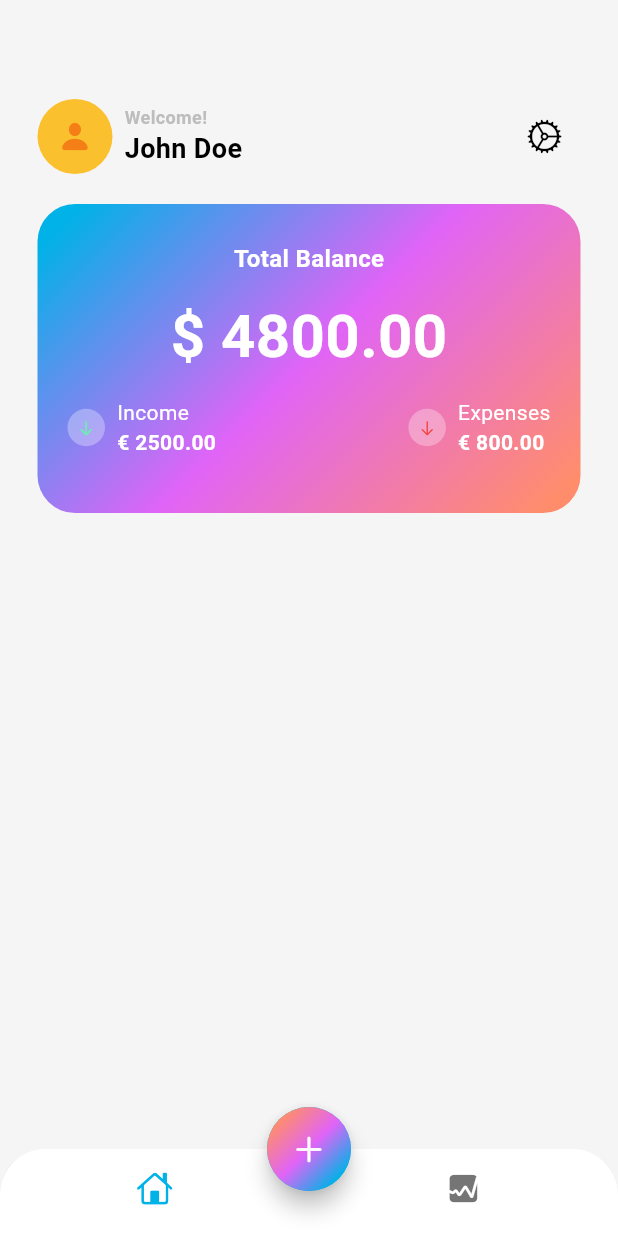
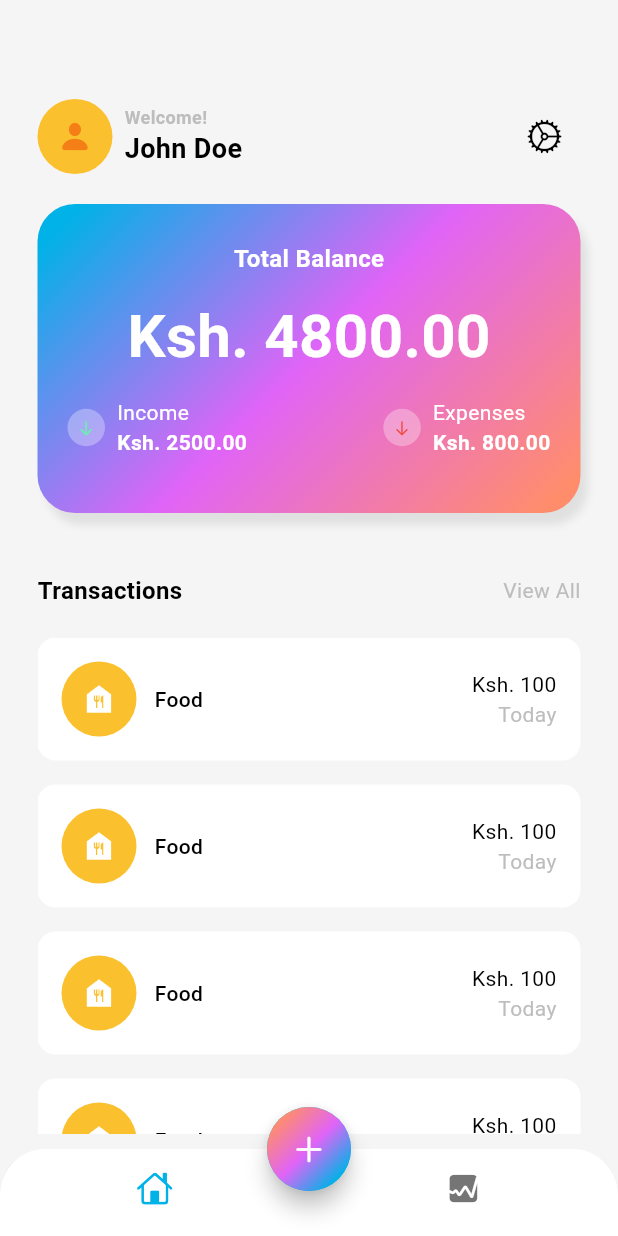
Before and after one commit to StaticBuilder/PERSONAL_FINANCE_TRACKER, a Flutter app: the screen it shows after launch, on a phone screen of 412 x 824 dp. Run offline on Flutter 3.47's test engine with Material 3 defaults, Android fonts, the phone set to English and light mode, and no system bars.

Commit message:
Finished The Transactions List Widget (1:01:41)

```diff
--- a/finance_tracker_app/lib/screens/home/views/main_screen.dart
+++ b/finance_tracker_app/lib/screens/home/views/main_screen.dart
@@ -76,6 +76,13 @@ class MainScreen extends StatelessWidget {
                   transform: const GradientRotation(pi / 4),
                 ),
                 borderRadius: BorderRadius.circular(25),
+                boxShadow: [
+                  BoxShadow(
+                    blurRadius: 4,
+                    color: Colors.grey.shade300,
+                    offset: const Offset(5, 8)
+                  )
+                ]
               ),
 
               child: Column(
@@ -91,7 +98,7 @@ class MainScreen extends StatelessWidget {
                   ),
                   const SizedBox(height: 12),
                   const Text(
-                    '\$ 4800.00',
+                    'Ksh. 4800.00',
                     style: TextStyle(
                       fontSize: 40,
                       color: Colors.white,
@@ -133,7 +140,7 @@ class MainScreen extends StatelessWidget {
                                   ),
                                 ),
                                 Text(
-                                  '€ 2500.00',
+                                  'Ksh. 2500.00',
                                   style: TextStyle(
                                     fontSize: 14,
                                     color: Colors.white,
@@ -174,7 +181,7 @@ class MainScreen extends StatelessWidget {
                                   ),
                                 ),
                                 Text(
-                                  '€ 800.00',
+                                  'Ksh. 800.00',
                                   style: TextStyle(
                                     fontSize: 14,
                                     color: Colors.white,
@@ -190,6 +197,109 @@ class MainScreen extends StatelessWidget {
                   )
                 ],
               ),
+            ),
+            const SizedBox(height: 40),
+            Row(
+              mainAxisAlignment: MainAxisAlignment.spaceBetween,
+              children: [
+                Text(
+                  'Transactions',
+                  style: TextStyle(
+                    fontSize: 16,
+                    color: Theme.of(context).colorScheme.onSurface,
+                    fontWeight: FontWeight.bold
+                  ),
+                ),
+                GestureDetector(
+                  onTap: () {
+
+                  },
+                  child: Text(
+                    'View All',
+                    style: TextStyle(
+                      fontSize: 14,
+                      color: Theme.of(context).colorScheme.outline,
+                      fontWeight: FontWeight.w400
+                    ),
+                  ),
+                )
+              ],
+            ),
+            const SizedBox(height: 20),
+            Expanded(
+              child: ListView.builder(
+                itemCount: 15,
+                itemBuilder: (context, int i) {
+                  return Padding(
+                    padding: const EdgeInsets.only(bottom: 16.0),
+                    child: Container(
+                      decoration: BoxDecoration(
+                        color: Colors.white,
+                        borderRadius: BorderRadius.circular(12)
+                      ),
+                      child: Padding(
+                        padding: const EdgeInsets.all(16.0),
+                        child: Row(
+                          mainAxisAlignment: MainAxisAlignment.spaceBetween,
+                          children: [
+                            Row(
+                              children: [
+                                Stack(
+                                  alignment: Alignment.center,
+                                  children: [
+                                    Container(
+                                      width: 50,
+                                      height: 50,
+                                      decoration: BoxDecoration(
+                                        color: Colors.yellow[700],
+                                        shape: BoxShape.circle
+                                      ),
+                                    ),
+                                    const Icon(
+                                      Icons.food_bank,
+                                      color: Colors.white,
+                                    )
+                                  ],
+                                ),
+                                const SizedBox(width: 12),
+                                Text(
+                                  'Food',
+                                  style: TextStyle(
+                                    fontSize: 14,
+                                    color: Theme.of(context).colorScheme.onSurface,
+                                    fontWeight: FontWeight.w500
+                                  ),
+                                ),
+                              ],
+                            ),
+                            Column(
+                              crossAxisAlignment: CrossAxisAlignment.end,
+                              children: [
+                                Text(
+                                  "Ksh. 100",
+                                  style: TextStyle(
+                                    fontSize: 14,
+                                    color: Theme.of(context).colorScheme.onSurface,
+                                    fontWeight: FontWeight.w400
+                                  ),
+                                ),
+                                Text(
+                                  "Today",
+                                  style: TextStyle(
+                                    fontSize: 14,
+                                    color: Theme.of(context).colorScheme.outline,
+                                    fontWeight: FontWeight.w400
+                                  ),
+                                ),
+                              ],
+                            )
+                          ],
+                        ),
+                      ),
+                    ),
+                  );
+                }
+              ),
             )
           ]
         )
```
